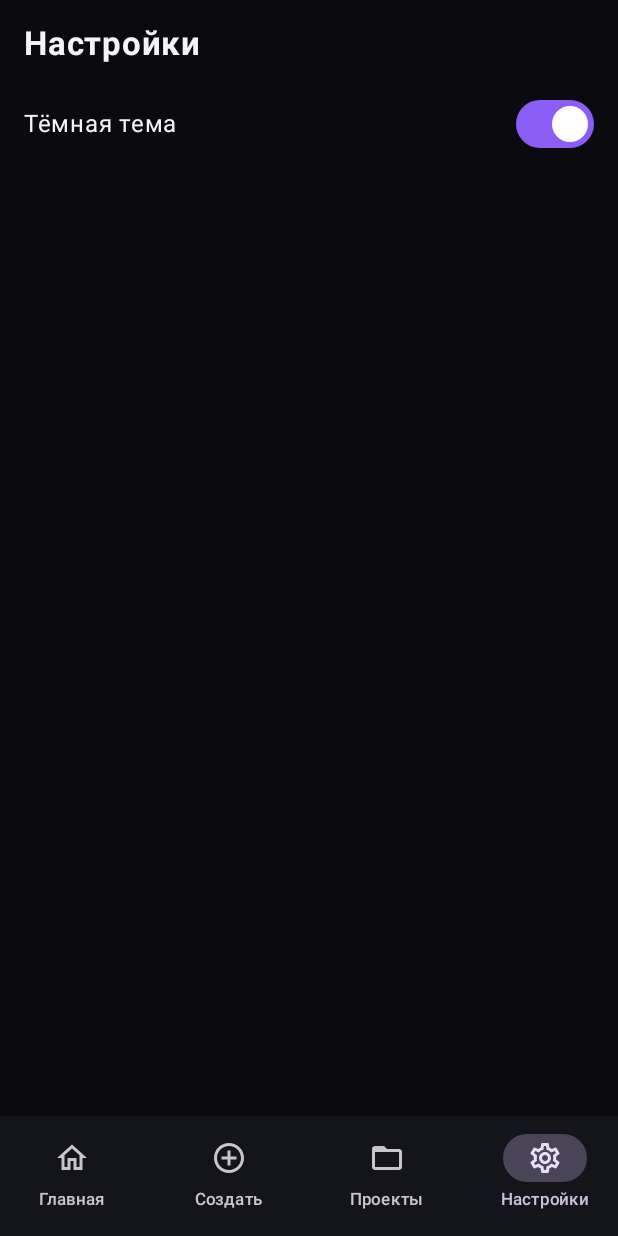
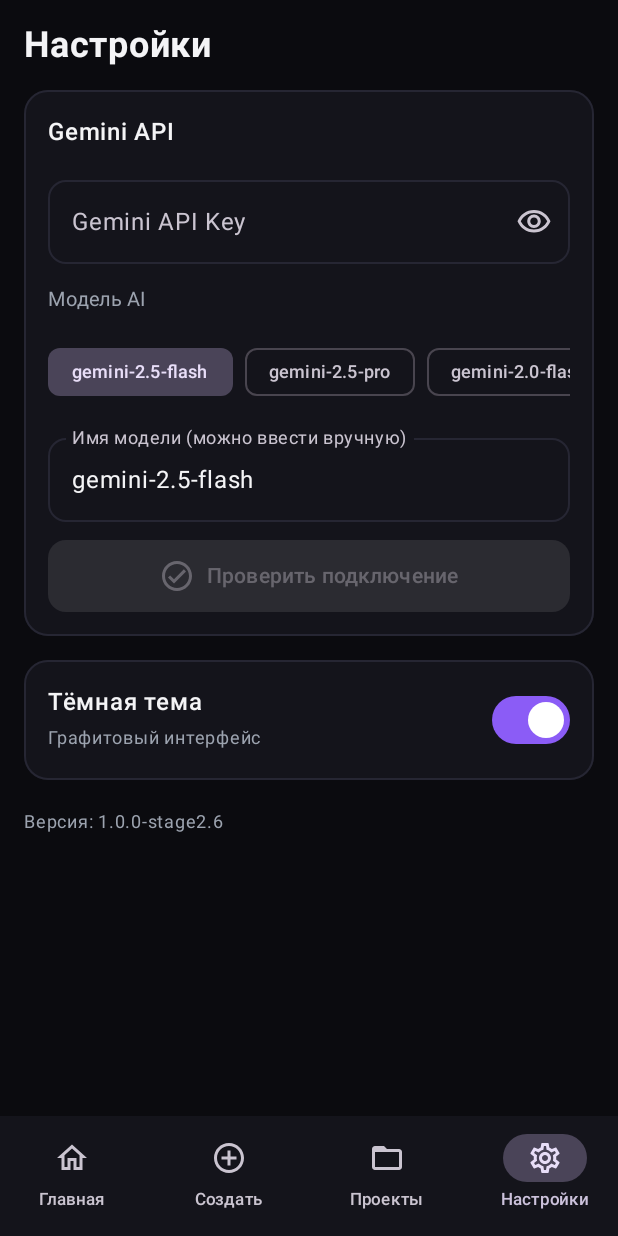
Before and after one commit to UniByteLong/ClipForgeMobile, an Android app built with Jetpack Compose: the screen it shows after launch (MainActivity), item 4 of the bottom bar chosen, on a phone screen of 412 x 824 dp. Run offline under Robolectric (Android 15) with nearby library versions, the phone set to English and light mode, and no system bars.

Commit message:
Fix: add SettingsManager, SettingsScreen and update MainActivity

```diff
--- a/app/src/main/java/com/clipforge/mobile/MainActivity.kt
+++ b/app/src/main/java/com/clipforge/mobile/MainActivity.kt
@@ -15,10 +15,15 @@ import androidx.compose.material3.*
 import androidx.compose.runtime.*
 import androidx.compose.ui.Alignment
 import androidx.compose.ui.Modifier
+import androidx.compose.ui.graphics.Color
 import androidx.compose.ui.platform.LocalContext
 import androidx.compose.ui.text.font.FontWeight
 import androidx.compose.ui.unit.dp
 import androidx.compose.ui.unit.sp
+import com.clipforge.mobile.ai.VideoMoment
+import com.clipforge.mobile.settings.SettingsManager
+import com.clipforge.mobile.ui.screens.CreateAndAnalyzeScreen
+import com.clipforge.mobile.ui.screens.SettingsScreen
 import com.clipforge.mobile.ui.theme.ClipForgeTheme
 import com.clipforge.mobile.ui.theme.TextSecondary
 import com.clipforge.mobile.utils.VideoMetadata
@@ -27,12 +32,17 @@ import com.clipforge.mobile.utils.VideoMetadataExtractor
 class MainActivity : ComponentActivity() {
     override fun onCreate(savedInstanceState: Bundle?) {
         super.onCreate(savedInstanceState)
+        val settings = SettingsManager(this)
         setContent {
-            var isDarkTheme by remember { mutableStateOf(true) }
+            var isDarkTheme by remember { mutableStateOf(settings.isDarkTheme) }
             ClipForgeTheme(darkTheme = isDarkTheme) {
                 ClipForgeApp(
+                    settings = settings,
                     isDarkTheme = isDarkTheme,
-                    onToggleTheme = { isDarkTheme = !isDarkTheme }
+                    onToggleTheme = {
+                        isDarkTheme = !isDarkTheme
+                        settings.isDarkTheme = isDarkTheme
+                    }
                 )
             }
         }
@@ -40,9 +50,15 @@ class MainActivity : ComponentActivity() {
 }
 
 @Composable
-fun ClipForgeApp(isDarkTheme: Boolean, onToggleTheme: () -> Unit) {
+fun ClipForgeApp(
+    settings: SettingsManager,
+    isDarkTheme: Boolean,
+    onToggleTheme: () -> Unit
+) {
     var selectedTab by remember { mutableIntStateOf(0) }
     var selectedVideo by remember { mutableStateOf<VideoMetadata?>(null) }
+    var foundMoments by remember { mutableStateOf<List<VideoMoment>>(emptyList()) }
+    var hasApiKey by remember { mutableStateOf(settings.apiKey.isNotBlank()) }
     val context = LocalContext.current
 
     val videoPicker = rememberLauncherForActivityResult(
@@ -50,6 +66,7 @@ fun ClipForgeApp(isDarkTheme: Boolean, onToggleTheme: () -> Unit) {
     ) { uri: Uri? ->
         uri?.let {
             selectedVideo = VideoMetadataExtractor.extract(context, it)
+            foundMoments = emptyList()
             selectedTab = 1
         }
     }
@@ -80,20 +97,38 @@ fun ClipForgeApp(isDarkTheme: Boolean, onToggleTheme: () -> Unit) {
     ) { padding ->
         Box(modifier = Modifier.padding(padding).fillMaxSize().padding(16.dp)) {
             when (selectedTab) {
-                0 -> HomeScreen(onPickVideo = { videoPicker.launch("video/*") })
-                1 -> CreateScreen(
+                0 -> HomeScreen(
+                    hasApiKey = hasApiKey,
+                    modelName = settings.modelName,
+                    onPickVideo = { videoPicker.launch("video/*") },
+                    onOpenSettings = { selectedTab = 3 }
+                )
+                1 -> CreateAndAnalyzeScreen(
                     video = selectedVideo,
+                    settings = settings,
+                    moments = foundMoments,
+                    onMomentsFound = { foundMoments = it },
                     onPickVideo = { videoPicker.launch("video/*") }
                 )
                 2 -> ProjectsPlaceholder()
-                3 -> SettingsScreen(isDarkTheme, onToggleTheme)
+                3 -> SettingsScreen(
+                    settings = settings,
+                    isDarkTheme = isDarkTheme,
+                    onToggleTheme = onToggleTheme,
+                    onSettingsUpdated = { hasApiKey = settings.apiKey.isNotBlank() }
+                )
             }
         }
     }
 }
 
 @Composable
-fun HomeScreen(onPickVideo: () -> Unit) {
+fun HomeScreen(
+    hasApiKey: Boolean,
+    modelName: String,
+    onPickVideo: () -> Unit,
+    onOpenSettings: () -> Unit
+) {
     Column(verticalArrangement = Arrangement.spacedBy(16.dp)) {
         Text("ClipForge", fontSize = 26.sp, fontWeight = FontWeight.Bold)
         Text("AI-нарезчик вертикальных клипов", color = TextSecondary, fontSize = 14.sp)
@@ -109,6 +144,7 @@ fun HomeScreen(onPickVideo: () -> Unit) {
         }
 
         Surface(
+            onClick = onOpenSettings,
             shape = RoundedCornerShape(14.dp),
             border = BorderStroke(1.dp, MaterialTheme.colorScheme.outline),
             color = MaterialTheme.colorScheme.surface,
@@ -121,7 +157,11 @@ fun HomeScreen(onPickVideo: () -> Unit) {
             ) {
                 Column {
                     Text("Статус AI", fontSize = 12.sp, color = TextSecondary)
-                    Text("Gemini API: ожидание ключа", fontWeight = FontWeight.Medium)
+                    Text(
+                        text = if (hasApiKey) "Готов ($modelName)" else "Нажми, чтобы добавить API Key",
+                        fontWeight = FontWeight.Medium,
+                        color = if (hasApiKey) Color(0xFF22C55E) else MaterialTheme.colorScheme.onSurface
+                    )
                 }
                 Icon(Icons.Outlined.AutoAwesome, contentDescription = null, tint = MaterialTheme.colorScheme.primary)
             }
@@ -130,67 +170,8 @@ fun HomeScreen(onPickVideo: () -> Unit) {
 }
 
 @Composable
-fun CreateScreen(video: VideoMetadata?, onPickVideo: () -> Unit) {
-    Column(verticalArrangement = Arrangement.spacedBy(16.dp)) {
-        Text("Новый проект", fontSize = 22.sp, fontWeight = FontWeight.Bold)
-
-        if (video == null) {
-            OutlinedButton(
-                onClick = onPickVideo,
-                modifier = Modifier.fillMaxWidth().height(120.dp),
-                shape = RoundedCornerShape(16.dp),
-                border = BorderStroke(1.dp, MaterialTheme.colorScheme.outline)
-            ) {
-                Column(horizontalAlignment = Alignment.CenterHorizontally) {
-                    Icon(Icons.Outlined.UploadFile, contentDescription = null)
-                    Spacer(Modifier.height(6.dp))
-                    Text("Выбрать видео из галереи или файлов")
-                }
-            }
-        } else {
-            Surface(
-                shape = RoundedCornerShape(16.dp),
-                border = BorderStroke(1.dp, MaterialTheme.colorScheme.outline),
-                color = MaterialTheme.colorScheme.surface,
-                modifier = Modifier.fillMaxWidth()
-            ) {
-                Column(modifier = Modifier.padding(16.dp), verticalArrangement = Arrangement.spacedBy(8.dp)) {
-                    Text(video.name, fontWeight = FontWeight.SemiBold, fontSize = 16.sp)
-                    Text(
-                        "Длительность: ${VideoMetadataExtractor.formatDuration(video.durationMs)} • ${video.width}x${video.height}",
-                        color = TextSecondary, fontSize = 13.sp
-                    )
-                    Text(
-                        "Размер: ${VideoMetadataExtractor.formatSize(video.sizeBytes)} • FPS: ${video.fps}",
-                        color = TextSecondary, fontSize = 13.sp
-                    )
-                }
-            }
-            OutlinedButton(onClick = onPickVideo, modifier = Modifier.fillMaxWidth()) {
-                Text("Выбрать другое видео")
-            }
-        }
+fun ProjectsPlaceholder() {
+    Box(Modifier.fillMaxSize(), contentAlignment = Alignment.Center) {
+        Text("История проектов и база Room появятся на следующем этапе", color = TextSecondary)
     }
 }
-
-@Composable
-fun ProjectsPlaceholder() {
-    Box(Modifier.fillMaxSize(), contentAlignment = Alignment.Center) {
-        Text("Сохраненные проекты появятся после подключения базы Room", color = TextSecondary)
-    }
-}
-
-@Composable
-fun SettingsScreen(isDarkTheme: Boolean, onToggleTheme: () -> Unit) {
-    Column(verticalArrangement = Arrangement.spacedBy(16.dp)) {
-        Text("Настройки", fontSize = 22.sp, fontWeight = FontWeight.Bold)
-        Row(
-            modifier = Modifier.fillMaxWidth(),
-            horizontalArrangement = Arrangement.SpaceBetween,
-            verticalAlignment = Alignment.CenterVertically
-        ) {
-            Text("Тёмная тема")
-            Switch(checked = isDarkTheme, onCheckedChange = { onToggleTheme() })
-        }
-    }
-}
--- /dev/null
+++ b/app/src/main/java/com/clipforge/mobile/settings/SettingsManager.kt
@@ -0,0 +1,19 @@
+package com.clipforge.mobile.settings
+
+import android.content.Context
+
+class SettingsManager(context: Context) {
+    private val prefs = context.getSharedPreferences("clipforge_prefs", Context.MODE_PRIVATE)
+
+    var apiKey: String
+        get() = prefs.getString("gemini_api_key", "") ?: ""
+        set(value) = prefs.edit().putString("gemini_api_key", value.trim()).apply()
+
+    var modelName: String
+        get() = prefs.getString("gemini_model", "gemini-2.5-flash") ?: "gemini-2.5-flash"
+        set(value) = prefs.edit().putString("gemini_model", value.trim()).apply()
+
+    var isDarkTheme: Boolean
+        get() = prefs.getBoolean("dark_theme", true)
+        set(value) = prefs.edit().putBoolean("dark_theme", value).apply()
+}
--- /dev/null
+++ b/app/src/main/java/com/clipforge/mobile/ui/screens/SettingsScreen.kt
@@ -0,0 +1,171 @@
+package com.clipforge.mobile.ui.screens
+
+import androidx.compose.foundation.BorderStroke
+import androidx.compose.foundation.layout.*
+import androidx.compose.foundation.lazy.LazyRow
+import androidx.compose.foundation.lazy.items
+import androidx.compose.foundation.rememberScrollState
+import androidx.compose.foundation.shape.RoundedCornerShape
+import androidx.compose.foundation.verticalScroll
+import androidx.compose.material.icons.Icons
+import androidx.compose.material.icons.outlined.*
+import androidx.compose.material3.*
+import androidx.compose.runtime.*
+import androidx.compose.ui.Alignment
+import androidx.compose.ui.Modifier
+import androidx.compose.ui.graphics.Color
+import androidx.compose.ui.text.font.FontWeight
+import androidx.compose.ui.text.input.PasswordVisualTransformation
+import androidx.compose.ui.text.input.VisualTransformation
+import androidx.compose.ui.unit.dp
+import androidx.compose.ui.unit.sp
+import com.clipforge.mobile.ai.GeminiService
+import com.clipforge.mobile.settings.SettingsManager
+import com.clipforge.mobile.ui.theme.TextSecondary
+import kotlinx.coroutines.launch
+
+@Composable
+fun SettingsScreen(
+    settings: SettingsManager,
+    isDarkTheme: Boolean,
+    onToggleTheme: () -> Unit,
+    onSettingsUpdated: () -> Unit
+) {
+    var apiKey by remember { mutableStateOf(settings.apiKey) }
+    var modelName by remember { mutableStateOf(settings.modelName) }
+    var showKey by remember { mutableStateOf(false) }
+    var statusText by remember { mutableStateOf<String?>(null) }
+    var isError by remember { mutableStateOf(false) }
+    var isChecking by remember { mutableStateOf(false) }
+    val scope = rememberCoroutineScope()
+
+    val presetModels = listOf("gemini-2.5-flash", "gemini-2.5-pro", "gemini-2.0-flash")
+
+    Column(
+        modifier = Modifier.fillMaxSize().verticalScroll(rememberScrollState()),
+        verticalArrangement = Arrangement.spacedBy(16.dp)
+    ) {
+        Text("Настройки", fontSize = 24.sp, fontWeight = FontWeight.Bold)
+
+        Surface(
+            shape = RoundedCornerShape(16.dp),
+            border = BorderStroke(1.dp, MaterialTheme.colorScheme.outline),
+            color = MaterialTheme.colorScheme.surface,
+            modifier = Modifier.fillMaxWidth()
+        ) {
+            Column(modifier = Modifier.padding(16.dp), verticalArrangement = Arrangement.spacedBy(12.dp)) {
+                Text("Gemini API", fontWeight = FontWeight.SemiBold, fontSize = 16.sp)
+
+                OutlinedTextField(
+                    value = apiKey,
+                    onValueChange = {
+                        apiKey = it
+                        settings.apiKey = it
+                        onSettingsUpdated()
+                    },
+                    label = { Text("Gemini API Key") },
+                    singleLine = true,
+                    visualTransformation = if (showKey) VisualTransformation.None else PasswordVisualTransformation(),
+                    trailingIcon = {
+                        IconButton(onClick = { showKey = !showKey }) {
+                            Icon(
+                                if (showKey) Icons.Outlined.VisibilityOff else Icons.Outlined.Visibility,
+                                contentDescription = null
+                            )
+                        }
+                    },
+                    modifier = Modifier.fillMaxWidth(),
+                    shape = RoundedCornerShape(12.dp)
+                )
+
+                Text("Модель AI", fontSize = 13.sp, color = TextSecondary)
+                LazyRow(horizontalArrangement = Arrangement.spacedBy(8.dp)) {
+                    items(presetModels) { preset ->
+                        FilterChip(
+                            selected = modelName == preset,
+                            onClick = {
+                                modelName = preset
+                                settings.modelName = preset
+                                onSettingsUpdated()
+                            },
+                            label = { Text(preset, fontSize = 12.sp) }
+                        )
+                    }
+                }
+
+                OutlinedTextField(
+                    value = modelName,
+                    onValueChange = {
+                        modelName = it
+                        settings.modelName = it
+                        onSettingsUpdated()
+                    },
+                    label = { Text("Имя модели (можно ввести вручную)") },
+                    singleLine = true,
+                    modifier = Modifier.fillMaxWidth(),
+                    shape = RoundedCornerShape(12.dp)
+                )
+
+                Button(
+                    onClick = {
+                        scope.launch {
+                            isChecking = true
+                            statusText = null
+                            val res = GeminiService.verifyApiKey(apiKey, modelName)
+                            isChecking = false
+                            res.onSuccess {
+                                isError = false
+                                statusText = it
+                            }.onFailure {
+                                isError = true
+                                statusText = it.message
+                            }
+                        }
+                    },
+                    enabled = !isChecking && apiKey.isNotBlank(),
+                    modifier = Modifier.fillMaxWidth().height(48.dp),
+                    shape = RoundedCornerShape(12.dp)
+                ) {
+                    if (isChecking) {
+                        CircularProgressIndicator(modifier = Modifier.size(20.dp), strokeWidth = 2.dp, color = Color.White)
+                        Spacer(Modifier.width(8.dp))
+                        Text("Проверка...")
+                    } else {
+                        Icon(Icons.Outlined.CheckCircle, contentDescription = null)
+                        Spacer(Modifier.width(8.dp))
+                        Text("Проверить подключение")
+                    }
+                }
+
+                statusText?.let { msg ->
+                    Text(
+                        text = msg,
+                        color = if (isError) Color(0xFFEF4444) else Color(0xFF22C55E),
+                        fontSize = 13.sp
+                    )
+                }
+            }
+        }
+
+        Surface(
+            shape = RoundedCornerShape(16.dp),
+            border = BorderStroke(1.dp, MaterialTheme.colorScheme.outline),
+            color = MaterialTheme.colorScheme.surface,
+            modifier = Modifier.fillMaxWidth()
+        ) {
+            Row(
+                modifier = Modifier.padding(16.dp).fillMaxWidth(),
+                horizontalArrangement = Arrangement.SpaceBetween,
+                verticalAlignment = Alignment.CenterVertically
+            ) {
+                Column {
+                    Text("Тёмная тема", fontWeight = FontWeight.Medium)
+                    Text("Графитовый интерфейс", fontSize = 12.sp, color = TextSecondary)
+                }
+                Switch(checked = isDarkTheme, onCheckedChange = { onToggleTheme() })
+            }
+        }
+
+        Text("Версия: 1.0.0-stage2.6", fontSize = 12.sp, color = TextSecondary)
+    }
+}
```
